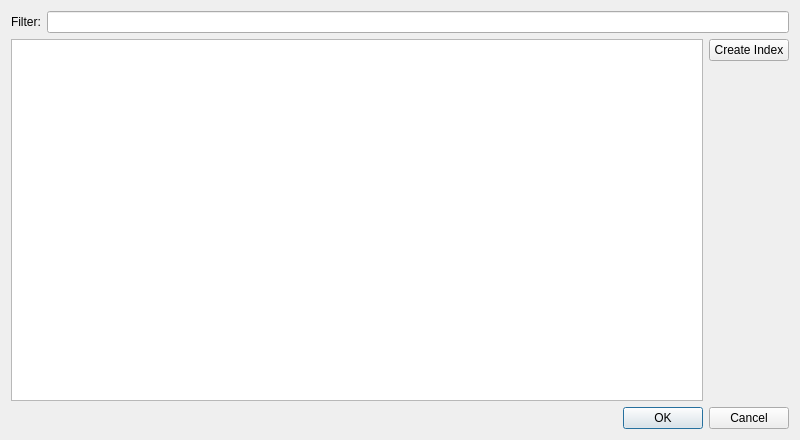
The window that src/Sigil/Form_Files/IndexEditor.ui (Sigil-Ebook/Sigil) describes before a commit, drawn with Qt 5.
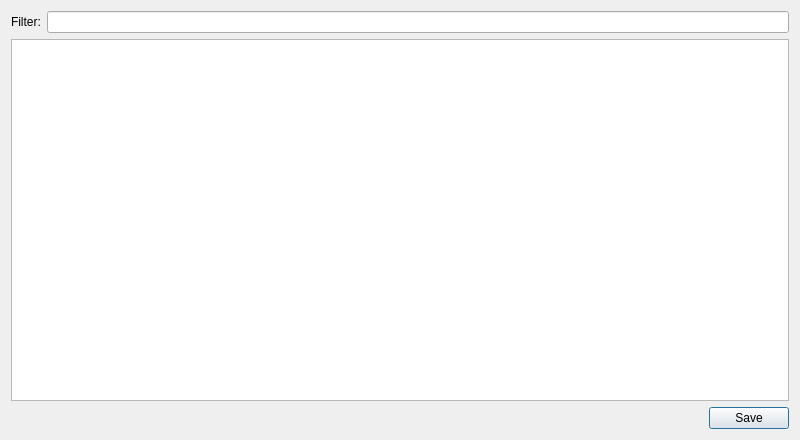
The same window after the commit. Custom widgets are drawn as their Qt base class.

Commit message: Update Clip/Search/Index to use separate .ini files, reload those ini files if anything changes the files like another instance of Sigil.  Change dialogs so that there is just a Save button at bottom.  All actions on right. Window close prompts to save unsaved changes.  Reordered Find on Search dialog. Removed Create Index from Index Editor to force use of menu.  Add reload option to context menu., Add “...” to context menu entries where found. Remove OK from Report as nothing is saved.  Added spacing to TOC dialog.

Patch:
```diff
--- a/src/Sigil/Form_Files/IndexEditor.ui
+++ b/src/Sigil/Form_Files/IndexEditor.ui
@@ -45,34 +45,7 @@
       </widget>
      </item>
      <item>
-      <layout class="QVBoxLayout" name="verticalLayout">
-       <item>
-        <widget class="QPushButton" name="CreateIndex">
-         <property name="toolTip">
-          <string>Generate an Index.html file using the
-table of index entries and any custom entries.
-A custom entry is any tag with attributes
-class=&quot;sigil_index&quot; and title=&quot;MYINDEXENTRY&quot;.</string>
-         </property>
-         <property name="text">
-          <string>Create Index</string>
-         </property>
-        </widget>
-       </item>
-       <item>
-        <spacer name="verticalSpacer">
-         <property name="orientation">
-          <enum>Qt::Vertical</enum>
-         </property>
-         <property name="sizeHint" stdset="0">
-          <size>
-           <width>20</width>
-           <height>40</height>
-          </size>
-         </property>
-        </spacer>
-       </item>
-      </layout>
+      <layout class="QVBoxLayout" name="verticalLayout"/>
      </item>
     </layout>
    </item>
@@ -84,7 +57,7 @@
         <string/>
        </property>
        <property name="standardButtons">
-        <set>QDialogButtonBox::Cancel|QDialogButtonBox::Ok</set>
+        <set>QDialogButtonBox::Save</set>
        </property>
       </widget>
      </item>
```
Left out of the diff: 35 changed lines with no effect on the pictures. The commit also changes 23 other files.
